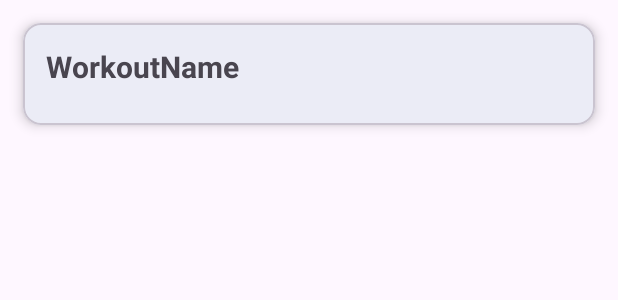
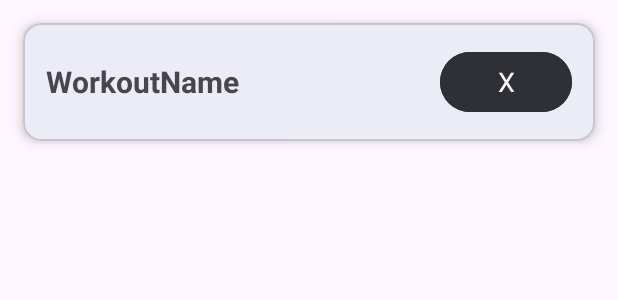
Before and after one commit to Maxi937/myPersonalTrainer-MobileApp, an Android app: the layout card_workout_details.xml on its own in the app's theme, with its tools: preview values and no code run, on a phone screen of 412 x 824 dp. Shown: the top 300 px of the screen. Run offline under Robolectric (Android 15) with nearby library versions, the phone set to English and light mode, and no system bars.

Commit message:
Deleting Workouts

```diff
--- a/app/src/main/AndroidManifest.xml
+++ b/app/src/main/AndroidManifest.xml
@@ -34,6 +34,10 @@
             android:exported="true">
         </activity>
         <activity
+            android:name="org.fitness.myfitnesstrainer.activities.AddExerciseActivity"
+            android:exported="true">
+        </activity>
+        <activity
             android:name="org.fitness.myfitnesstrainer.activities.WorkoutActivity"
             android:exported="true">
         </activity>
--- a/app/src/main/java/org/fitness/myfitnesstrainer/fragments/FragmentDashboard.kt
+++ b/app/src/main/java/org/fitness/myfitnesstrainer/fragments/FragmentDashboard.kt
@@ -5,6 +5,8 @@ import android.view.LayoutInflater
 import android.view.View
 import android.view.ViewGroup
 import androidx.fragment.app.Fragment
+import androidx.lifecycle.lifecycleScope
+import kotlinx.coroutines.async
 import org.fitness.myfitnesstrainer.activities.MainActivity
 import org.fitness.myfitnesstrainer.databinding.FragmentDashboardBinding
 
@@ -20,7 +22,9 @@ class FragmentDashboard : Fragment() {
 
     override fun onCreateView(inflater: LayoutInflater, container: ViewGroup?, savedInstanceState: Bundle?): View? {
         binding = FragmentDashboardBinding.inflate(layoutInflater)
-        binding.txtDashboardUserName.text = activity.profile.fname
+
+        binding.txtDashboardUserName.text = activity.app.profile!!.fname
+
         val view : View = binding.root;
         return view
     }
--- a/app/src/main/res/layout/card_workout_details.xml
+++ b/app/src/main/res/layout/card_workout_details.xml
@@ -16,16 +16,43 @@
         android:layout_height="match_parent"
         android:orientation="vertical">
 
-        <TextView
-            android:id="@+id/txt_workoutName"
+        <LinearLayout
             android:layout_width="match_parent"
             android:layout_height="wrap_content"
-            android:layout_marginBottom="10dp"
-            android:fontFamily="sans-serif"
-            android:text="WorkoutName"
-            android:textAlignment="viewStart"
-            android:textSize="20sp"
-            android:textStyle="bold" />
+            android:orientation="horizontal">
+
+            <TextView
+                android:id="@+id/txt_workoutName"
+                android:layout_width="wrap_content"
+                android:layout_height="match_parent"
+                android:fontFamily="sans-serif"
+                android:gravity="center"
+                android:text="WorkoutName"
+                android:textAlignment="center"
+                android:textSize="20sp"
+                android:textStyle="bold" />
+
+            <androidx.constraintlayout.widget.ConstraintLayout
+                android:layout_width="match_parent"
+                android:layout_height="match_parent">
+
+                <Button
+                    android:id="@+id/btn_delete_workout"
+                    android:layout_width="wrap_content"
+                    android:layout_height="wrap_content"
+                    android:layout_weight="1"
+                    android:backgroundTint="@color/material_dynamic_neutral20"
+                    android:clickable="true"
+                    android:text="X"
+                    android:textAlignment="center"
+                    android:textAppearance="@style/TextAppearance.AppCompat.Medium"
+                    app:iconPadding="0dp"
+                    app:layout_constraintBottom_toBottomOf="parent"
+                    app:layout_constraintEnd_toEndOf="parent"
+                    app:layout_constraintTop_toTopOf="parent" />
+            </androidx.constraintlayout.widget.ConstraintLayout>
+
+        </LinearLayout>
 
         <androidx.recyclerview.widget.RecyclerView
             android:id="@+id/rvExercises"
--- a/app/src/main/res/layout/fragment_workout.xml
+++ b/app/src/main/res/layout/fragment_workout.xml
@@ -5,6 +5,7 @@
     android:layout_width="match_parent"
     android:layout_height="match_parent"
     android:orientation="vertical"
+    android:tag="fragment-workout"
     tools:context=".fragments.FragmentWorkout">
 
     <LinearLayout
```
Also changed, not shown: app/src/main/java/org/fitness/myfitnesstrainer/activities/AddExerciseActivity.kt (added, +82 -0 lines), app/src/main/java/org/fitness/myfitnesstrainer/activities/AddWorkoutActivity.kt (+16 -7 lines), app/src/main/java/org/fitness/myfitnesstrainer/activities/LoginActivity.kt (+4 -3 lines), app/src/main/java/org/fitness/myfitnesstrainer/activities/MainActivity.kt (+10 -49 lines), app/src/main/java/org/fitness/myfitnesstrainer/adapters/GenericAdapter.kt (+24 -4 lines), app/src/main/java/org/fitness/myfitnesstrainer/api/ApiServices.kt (+11 -6 lines), app/src/main/java/org/fitness/myfitnesstrainer/api/TokenInterceptor.kt (deleted, +0 -7 lines), app/src/main/java/org/fitness/myfitnesstrainer/api/models/apiStatus.kt (added, +9 -0 lines), app/src/main/java/org/fitness/myfitnesstrainer/fragments/FragmentExercises.kt (+10 -2 lines), app/src/main/java/org/fitness/myfitnesstrainer/fragments/FragmentWorkout.kt (+53 -20 lines), app/src/main/java/org/fitness/myfitnesstrainer/main/MainApp.kt (+43 -3 lines), app/src/main/java/org/fitness/myfitnesstrainer/service/MyFitnessService.kt (+11 -0 lines), app/src/main/res/layout/activity_add_exercise.xml (added, +49 -0 lines), app/src/main/res/layout/fragment_exercises.xml (+17 -0 lines).
